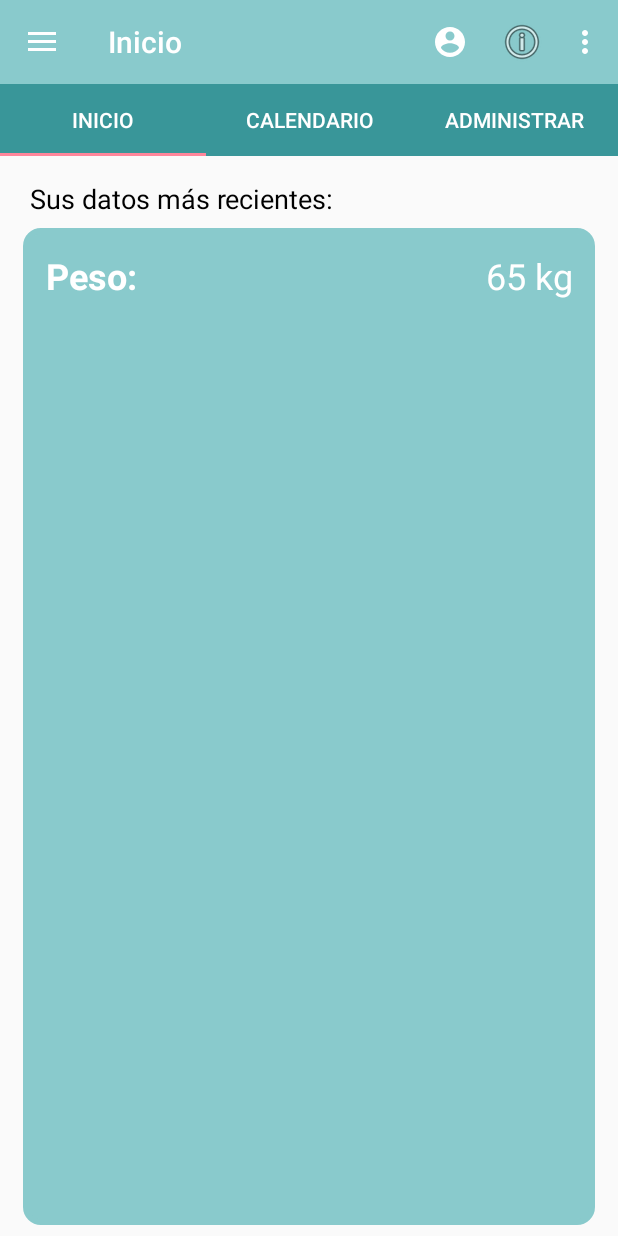
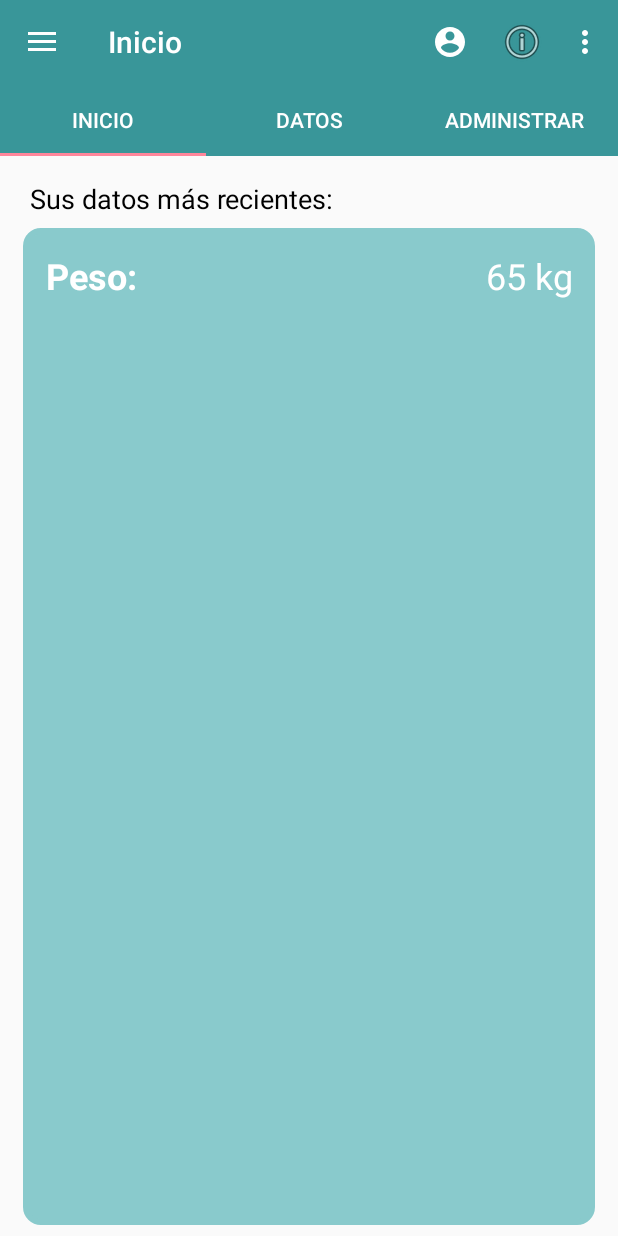
Before and after one commit to rousah/Bascula-grupo-2, an Android app: the screen it shows after launch once a user with an empty profile is signed in (MainActivity), on a phone screen of 412 x 824 dp. Run offline under Robolectric (Android 15) with nearby library versions, the phone set to English and light mode, and no system bars; our stand-ins replace Firebase (no records; nobody signed in at launch, a user with empty details on screens opened directly); libraries missing offline, so code that uses them is left out: com.firebase.ui; 1 statement that could not run was skipped.

Commit message:
cambiar nombres

```diff
--- a/Bascula/app/src/main/java/com/example/rousah/bascula/TabFragment.java
+++ b/Bascula/app/src/main/java/com/example/rousah/bascula/TabFragment.java
@@ -82,7 +82,7 @@
                 case 0 :
                     return "Inicio";
                 case 1 :
-                    return "Calendario";
+                    return "Datos";
                 case 2:
                     return "Administrar";
             }
--- a/Bascula/app/src/main/res/layout/nav_toolbar.xml
+++ b/Bascula/app/src/main/res/layout/nav_toolbar.xml
@@ -1,12 +1,10 @@
 <?xml version="1.0" encoding="utf-8"?>
-<android.support.v7.widget.Toolbar
-    xmlns:android="http://schemas.android.com/apk/res/android"
+<android.support.v7.widget.Toolbar xmlns:android="http://schemas.android.com/apk/res/android"
     xmlns:app="http://schemas.android.com/apk/res-auto"
     android:id="@+id/toolbar"
+    android:layout_width="match_parent"
     android:layout_height="wrap_content"
-    android:layout_width="match_parent"
+    android:background="?attr/colorPrimary"
     android:fitsSystemWindows="true"
     android:minHeight="?attr/actionBarSize"
-    app:theme="@style/ThemeOverlay.AppCompat.Dark.ActionBar"
-    android:background="?attr/colorPrimaryDark">
-</android.support.v7.widget.Toolbar>
+    app:theme="@style/ThemeOverlay.AppCompat.Dark.ActionBar"></android.support.v7.widget.Toolbar>
```
